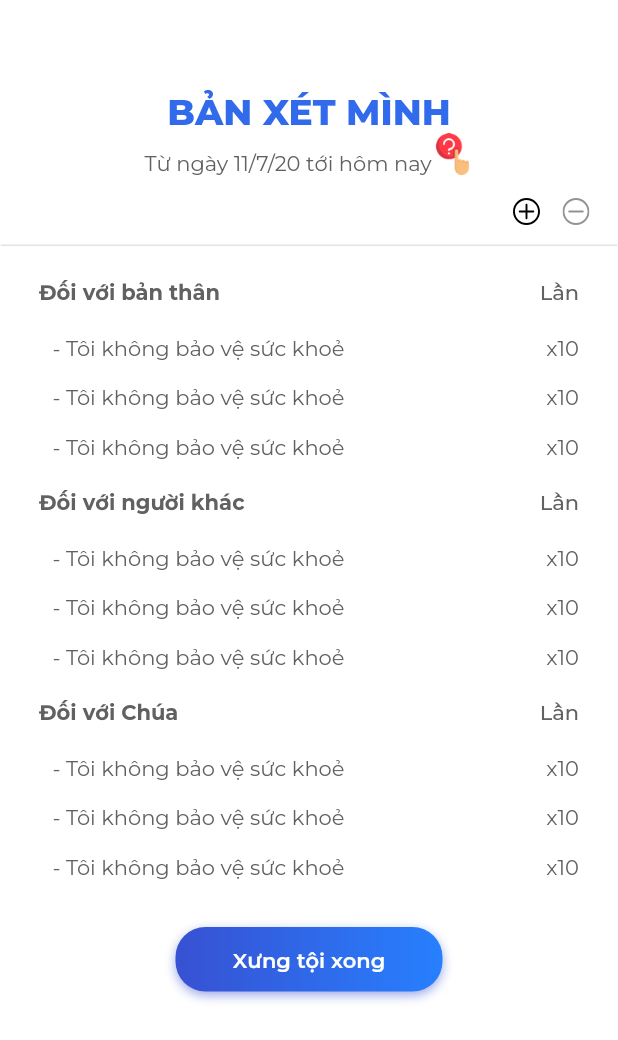
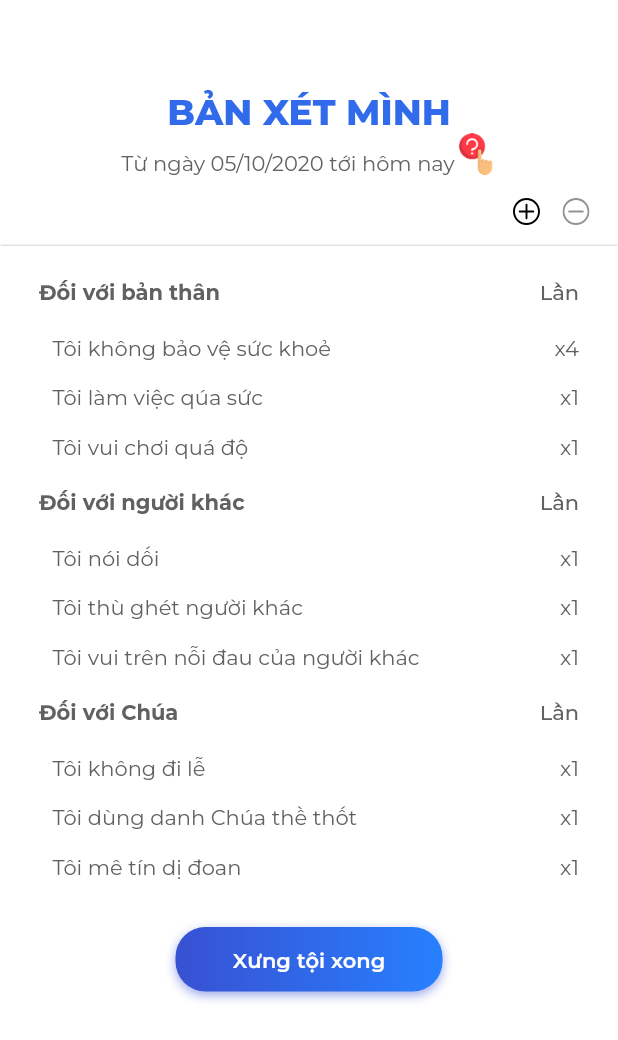
Before and after one commit to trisnguyen1210/Project_AOPT, a Flutter app: the ConfessList screen opened directly, on a phone screen of 412 x 824 dp. Shown: the top 1040 px of the screen. Run offline on Flutter 3.47's test engine with Material 2 defaults, Android fonts, the phone set to English and light mode, and no system bars; drawn by our look-alikes of gradient_widgets; our stand-ins replace date_format, flutter_svg, google_fonts, gradient_app_bar, percent_indicator, sqflite; accounts and stored records are empty.

Commit message:
logic for tab confess

```diff
--- /dev/null
+++ b/lib/dao/confession_dao.dart
@@ -0,0 +1,65 @@
+import 'package:beans/model/confession.dart';
+
+class ConfessionDao {
+  Future<Map<String, Map<String, List<ConfessionItem>>>>
+      getListConfession() async {
+    var list = getFakeData().groupBy(
+      (p) => p.category,
+    );
+    var finalList = new Map<String, Map<String, List<ConfessionItem>>>();
+    list.forEach((index, value) {
+      var v = value.groupBy(
+        (p) => p.name,
+      );
+      finalList[index] = v;
+    });
+    return finalList;
+  }
+
+  Future<int> confessDone() async {
+    return 0;
+  }
+
+  // ngày bắt đầu bản xưng tôi
+  Future<DateTime> getDateFrom() async {
+    return DateTime.now();
+  }
+
+  List<ConfessionItem> getFakeData() {
+    List<ConfessionItem> list = new List<ConfessionItem>();
+    list.add(new ConfessionItem(1, 'Tôi không bảo vệ sức khoẻ',
+        'Đối với bản thân', 'Sức khỏe', DateTime.now(), null));
+    list.add(new ConfessionItem(10, 'Tôi không bảo vệ sức khoẻ',
+        'Đối với bản thân', 'Sức khỏe', DateTime.now(), null));
+    list.add(new ConfessionItem(11, 'Tôi không bảo vệ sức khoẻ',
+        'Đối với bản thân', 'Sức khỏe', DateTime.now(), null));
+    list.add(new ConfessionItem(12, 'Tôi không bảo vệ sức khoẻ',
+        'Đối với bản thân', 'Sức khỏe', DateTime.now(), null));
+    list.add(new ConfessionItem(2, 'Tôi làm việc qúa sức', 'Đối với bản thân',
+        'Sức khỏe', DateTime.now(), null));
+    list.add(new ConfessionItem(3, 'Tôi vui chơi quá độ', 'Đối với bản thân',
+        'Sức khỏe', DateTime.now(), null));
+
+    list.add(new ConfessionItem(4, 'Tôi nói dối', 'Đối với người khác',
+        'Danh dự/ nhân phẩm', DateTime.now(), null));
+    list.add(new ConfessionItem(5, 'Tôi thù ghét người khác',
+        'Đối với người khác', 'Danh dự/ nhân phẩm', DateTime.now(), null));
+    list.add(new ConfessionItem(6, 'Tôi vui trên nỗi đau của người khác',
+        'Đối với người khác', 'Danh dự/ nhân phẩm', DateTime.now(), null));
+
+    list.add(new ConfessionItem(7, 'Tôi không đi lễ', 'Đối với Chúa',
+        'Thờ phượng', DateTime.now(), null));
+    list.add(new ConfessionItem(8, 'Tôi dùng danh Chúa thề thốt',
+        'Đối với Chúa', 'Thờ phượng', DateTime.now(), null));
+    list.add(new ConfessionItem(9, 'Tôi mê tín dị đoan', 'Đối với Chúa',
+        'Thờ phượng', DateTime.now(), null));
+    return list;
+  }
+}
+
+extension Iterables<E> on Iterable<E> {
+  Map<K, List<E>> groupBy<K>(K Function(E) keyFunction) => fold(
+      <K, List<E>>{},
+      (Map<K, List<E>> map, E element) =>
+          map..putIfAbsent(keyFunction(element), () => <E>[]).add(element));
+}
--- /dev/null
+++ b/lib/model/confession.dart
@@ -0,0 +1,11 @@
+class ConfessionItem {
+  final int id;
+  final String name;
+  final String category;
+  final String subCategory;
+  final DateTime createdAt;
+  final DateTime confessAt;
+
+  ConfessionItem(this.id, this.name, this.category, this.subCategory,
+      this.createdAt, this.confessAt);
+}
--- /dev/null
+++ b/lib/provider/confess_provider.dart
@@ -0,0 +1,41 @@
+import 'package:beans/dao/confession_dao.dart';
+import 'package:beans/model/confession.dart';
+import 'package:date_format/date_format.dart';
+import 'package:flutter/material.dart';
+
+class ConfessProvider with ChangeNotifier {
+  Map<String, Map<String, List<ConfessionItem>>> get listConfess =>
+      _listConfess ?? new List<ConfessionItem>();
+
+  Map<String, Map<String, List<ConfessionItem>>> _listConfess =
+      new Map<String, Map<String, List<ConfessionItem>>>();
+
+  String get dateFrom => _dateFrom;
+
+  String _dateFrom;
+
+  var showAlert = false;
+
+  final _confessionDao = ConfessionDao();
+
+  ConfessProvider() {
+    fetchConfessList();
+    getDateFrom();
+  }
+
+  fetchConfessList() async {
+    _listConfess = await _confessionDao.getListConfession();
+    notifyListeners();
+  }
+
+  getDateFrom() async {
+    var date = await _confessionDao.getDateFrom();
+
+    _dateFrom = formatDate(date, [dd, '/', mm, '/', yyyy]);
+    notifyListeners();
+  }
+
+  confessDone() async {
+    var update = await _confessionDao.confessDone();
+  }
+}
--- a/lib/usecase/user_usecase.dart
+++ b/lib/usecase/user_usecase.dart
@@ -2,9 +2,7 @@ import 'package:beans/dao/user_dao.dart';
 import 'package:beans/model/user.dart';
 
 class UserUsecase {
-  String get name => _user.name;
 
-  String get pin => _user.pin;
 
   User _user;
   final _userDao = UserDao();
--- a/lib/widget/confess/list/confess_list.dart
+++ b/lib/widget/confess/list/confess_list.dart
@@ -1,10 +1,13 @@
 import 'package:beans/generated/r.dart';
+import 'package:beans/model/confession.dart';
+import 'package:beans/provider/confess_provider.dart';
 import 'package:beans/value/gradient.dart';
 import 'package:beans/value/styles.dart';
 import 'package:beans/widget/confess/done/confess_done.dart';
 import 'package:flutter/material.dart';
 import 'package:flutter_svg/svg.dart';
 import 'package:gradient_widgets/gradient_widgets.dart';
+import 'package:provider/provider.dart';
 
 class ConfessList extends StatefulWidget {
   ConfessList({Key key}) : super(key: key);
@@ -19,21 +22,32 @@ class _ConfessListState extends State<ConfessList> {
     return Scaffold(
       backgroundColor: Colors.white,
       body: SingleChildScrollView(
-        child: Column(
+          child:
+          ChangeNotifierProvider<ConfessProvider>(
+            create: (context) => ConfessProvider(),
+            child:
+            Column(
               children: [
                 Padding(
-              padding: EdgeInsets.only(top: 60, bottom: 0, left: 50, right: 50),
+                  padding: EdgeInsets.only(
+                      top: 60, bottom: 0, left: 50, right: 50),
                   child: Text('BẢN XÉT MÌNH',
                       style: Styles.extraHeadingPurple,
                       textAlign: TextAlign.center),
                 ),
-            Padding(
-              padding: EdgeInsets.only(bottom: 15, left: 50, right: 50),
+
+                Consumer<ConfessProvider>(
+                    builder: (context, confessProvider, child) {
+                      return Padding(
+                        padding: EdgeInsets.only(
+                            bottom: 15, left: 50, right: 50),
                         child: RichText(
                           text: TextSpan(
                             children: [
+
                               TextSpan(
-                      text: 'Từ ngày 11/7/20 tới hôm nay',
+                                text: 'Từ ngày ' + confessProvider.dateFrom +
+                                    ' tới hôm nay',
                                 style: Styles.bodyGrey,
                               ),
                               WidgetSpan(
@@ -46,7 +60,10 @@ class _ConfessListState extends State<ConfessList> {
                             ],
                           ),
                         ),
+                      );
+                    }
                 ),
+
                 Row(
                   mainAxisAlignment: MainAxisAlignment.end,
                   children: [
@@ -71,6 +88,9 @@ class _ConfessListState extends State<ConfessList> {
                 createButtonDone()
               ],
             ),
+          )
+
+
       ),
     );
   }
@@ -89,19 +109,24 @@ class _ConfessListState extends State<ConfessList> {
   }
 
   Widget createListRelation() {
-    if (data.isEmpty) {
+    return Consumer<ConfessProvider>(
+        builder: (context, confessProvider, child) {
+          if (confessProvider.listConfess.isEmpty) {
             return creatEmptyView();
           }
-
           return Padding(
             padding: EdgeInsets.only(left: 26, right: 26),
             child: ListView.builder(
               itemBuilder: (BuildContext context, int index) =>
-            RelationItem(data[index], index, data.length),
+                  RelationItem(
+                      confessProvider.listConfess.values.elementAt(index),
+                      index, confessProvider.listConfess.keys.length),
               shrinkWrap: true,
               physics: const NeverScrollableScrollPhysics(),
-        itemCount: data.length,
+              itemCount: confessProvider.listConfess.keys.length,
             ),
+          );
+        }
     );
   }
 
@@ -124,11 +149,11 @@ class _ConfessListState extends State<ConfessList> {
               text: TextSpan(
                 children: [
                   TextSpan(
-                    text: 'Thành chưa có điều gì để xưng tội.\n',
+                    text: 'Thành chưa có điều gì để xưng tội.\nHãy ',
                     style: Styles.bodyGrey,
                   ),
                   TextSpan(
-                    text: 'Hãy quay về nhà ',
+                    text: 'quay về nhà ',
                     style: Styles.bodyPurple,
                   ),
                   TextSpan(
@@ -146,13 +171,18 @@ class _ConfessListState extends State<ConfessList> {
   }
 
   Widget createButtonDone() {
-    if (data.isNotEmpty) {
+    return Consumer<ConfessProvider>(
+        builder: (context, confessProvider, child) {
+          if (confessProvider.listConfess.isEmpty) {
+            return Container();
+          }
           return Padding(
             padding: EdgeInsets.only(bottom: 20, top: 20),
             child: GradientButton(
               increaseWidthBy: 90,
               increaseHeightBy: 7.0,
               callback: () {
+                confessProvider.confessDone();
                 Navigator.push(
                   context,
                   MaterialPageRoute(builder: (context) => ConfessDone()),
@@ -163,65 +193,24 @@ class _ConfessListState extends State<ConfessList> {
             ),
           );
         }
-    return Container();
+    );
   }
 }
-
-class Relation {
-  Relation(this.title, [this.beans = const <Bean>[]]);
-
-  final String title;
-  final List<Bean> beans;
-}
-
-class Bean {
-  Bean(this.title, this.count);
-
-  final String title;
-  final int count;
-}
-
-List<Relation> data1 = <Relation>[];
-
-List<Relation> data = <Relation>[
-  Relation(
-    'Đối với bản thân',
-    <Bean>[
-      Bean('- Tôi không bảo vệ sức khoẻ', 10),
-      Bean('- Tôi không bảo vệ sức khoẻ', 10),
-      Bean('- Tôi không bảo vệ sức khoẻ', 10),
-    ],
-  ),
-  Relation(
-    'Đối với người khác',
-    <Bean>[
-      Bean('- Tôi không bảo vệ sức khoẻ', 10),
-      Bean('- Tôi không bảo vệ sức khoẻ', 10),
-      Bean('- Tôi không bảo vệ sức khoẻ', 10),
-    ],
-  ),
-  Relation(
-    'Đối với Chúa',
-    <Bean>[
-      Bean('- Tôi không bảo vệ sức khoẻ', 10),
-      Bean('- Tôi không bảo vệ sức khoẻ', 10),
-      Bean('- Tôi không bảo vệ sức khoẻ', 10),
-    ],
-  ),
-];
 
 class RelationItem extends StatelessWidget {
   const RelationItem(this.relation, this.position, this.size);
 
-  final Relation relation;
+  final Map<String, List<ConfessionItem>> relation;
   final int position;
   final int size;
 
-  Widget _buildTiles(Relation root, int position, BuildContext context) {
+  Widget _buildTiles(Map<String, List<ConfessionItem>> root, int position,
+      BuildContext context) {
     return createParenItem(root, position, context);
   }
 
-  Widget createParenItem(Relation root, int position, BuildContext context) {
+  Widget createParenItem(Map<String, List<ConfessionItem>> root, int position,
+      BuildContext context) {
     return Column(
       children: [
         SizedBox(
@@ -231,7 +220,8 @@ class RelationItem extends StatelessWidget {
               child: Row(
                 mainAxisAlignment: MainAxisAlignment.spaceBetween,
                 children: [
-                  Text(root.title, style: Styles.titleGreyBold),
+                  Text(root.values.elementAt(0)[0].category,
+                      style: Styles.titleGreyBold),
                   Text('Lần', style: Styles.titleGrey),
                 ],
               ),
@@ -240,10 +230,10 @@ class RelationItem extends StatelessWidget {
           width: double.infinity,
           child: ListView.builder(
             itemBuilder: (BuildContext context, int index) =>
-                BeanItem(root.beans[index], index, root.beans.length),
+                BeanItem(root.values.elementAt(index), index, root.length),
             shrinkWrap: true,
             physics: const NeverScrollableScrollPhysics(),
-            itemCount: root.beans.length,
+            itemCount: root.length,
           ),
         ),
       ],
@@ -259,7 +249,7 @@ class RelationItem extends StatelessWidget {
 class BeanItem extends StatefulWidget {
   BeanItem(this.bean, this.position, this.size);
 
-  Bean bean;
+  List<ConfessionItem> bean;
   int position;
   int size;
 
@@ -270,16 +260,18 @@ class BeanItem extends StatefulWidget {
 class _BeanItem extends State<BeanItem> {
   _BeanItem(this.bean, this.position, this.size);
 
-  Bean bean;
+  List<ConfessionItem> bean;
   int position;
   int size;
   bool monVal = false;
 
-  Widget _buildTiles(Bean root, int position, BuildContext context) {
+  Widget _buildTiles(List<ConfessionItem> root, int position,
+      BuildContext context) {
     return createChildItem(root, position, context);
   }
 
-  Widget createChildItem(Bean root, int position, BuildContext context) {
+  Widget createChildItem(List<ConfessionItem> root, int position,
+      BuildContext context) {
     return InkWell(
         onTap: () {
           setState(() {
@@ -297,29 +289,17 @@ class _BeanItem extends State<BeanItem> {
                   children: [
                     Row(
                       children: [
-                        /* SizedBox(
-                          height: 15.0,
-                          width: 15.0,
-                          child: Checkbox(
-                            value: monVal,
-                            onChanged: (bool value) {
-                              setState(() {
-                                monVal = value; // rebuilds with new value
-                              });
-                            },
-                          ),
-                        ),*/
                         Padding(
                           padding: EdgeInsets.only(left: 9),
                           child: Text(
-                            root.title,
+                            root[0].name,
                             style: Styles.bodyGrey,
                           ),
                         ),
                       ],
                     ),
                     Text(
-                      "x" + root.count.toString(),
+                      "x" + root.length.toString(),
                       style: Styles.bodyGrey,
                     )
                   ],
--- a/pubspec.yaml
+++ b/pubspec.yaml
@@ -17,7 +17,8 @@ dependencies:
   sqflite: ^1.3.0
   path: ^1.7.0
   provider: ^4.3.2+1
-
+  supercharged: ^1.10.0
+  date_format: ^1.0.9
   r_dart_library:
     git:
       url: https://github.com/YK-Unit/r_dart_library.git
```
Lines whose indentation alone changed are shown as unchanged.
